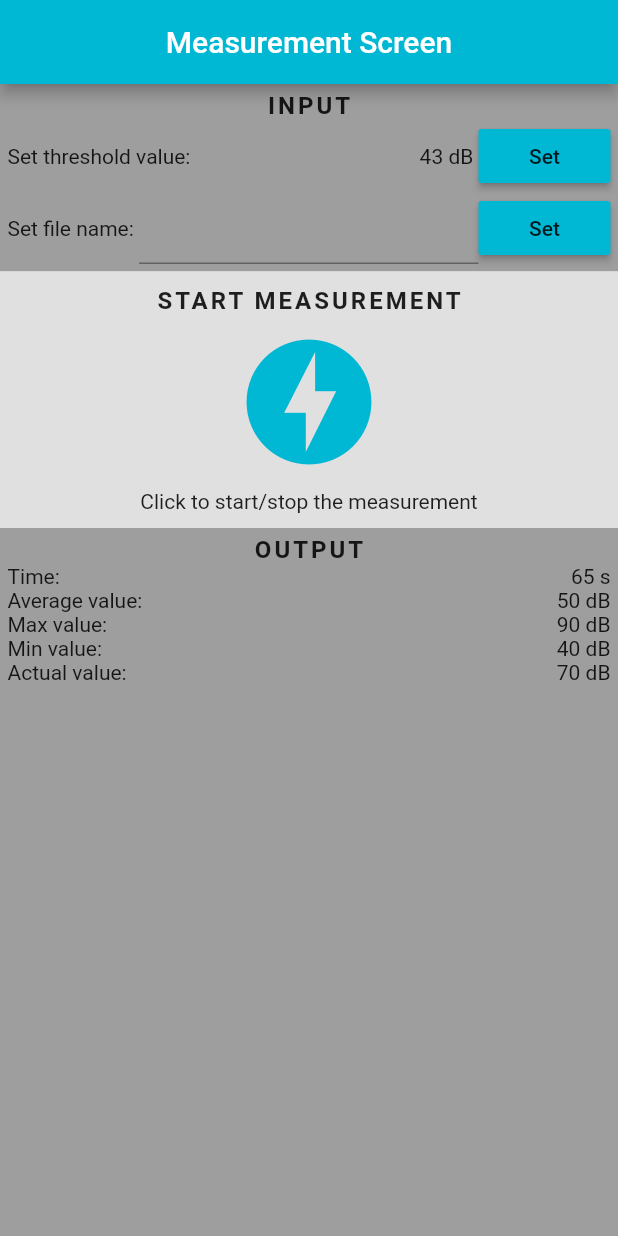
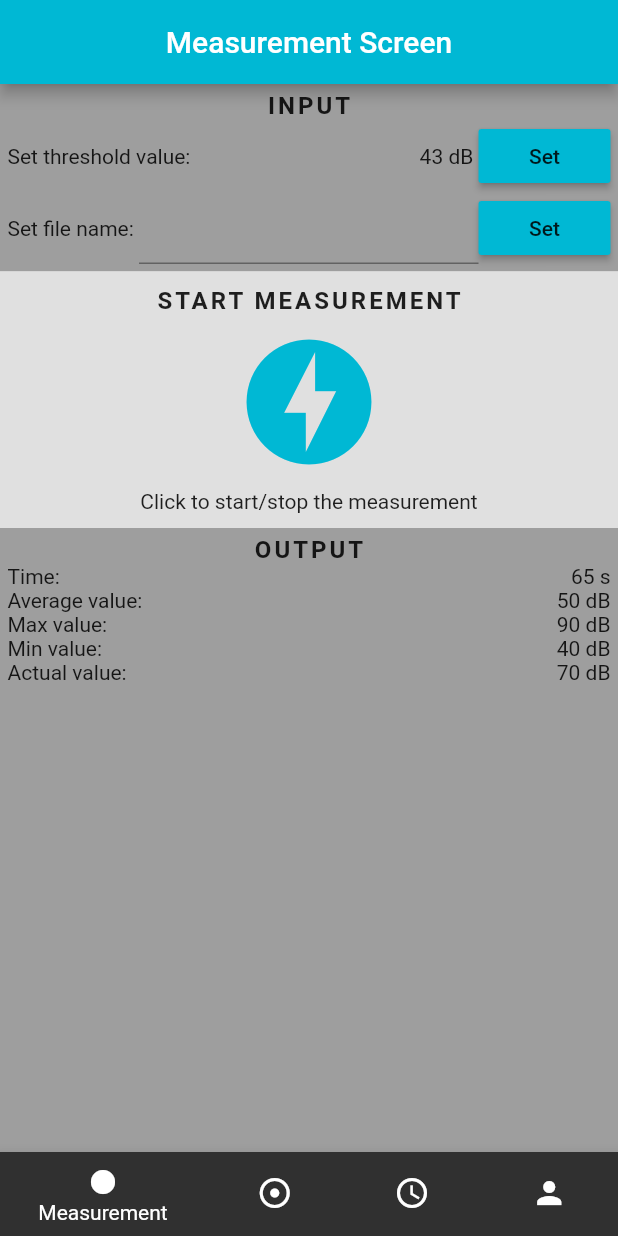
Before and after one commit to AMoll1/soundgod, a Flutter app: the screen it shows after launch, on a phone screen of 412 x 824 dp. Run offline on Flutter 3.47's test engine with Material 2 defaults, Android fonts, the phone set to English and light mode, and no system bars.

Commit message:
Initial Version

```diff
--- a/lib/main.dart
+++ b/lib/main.dart
@@ -222,7 +222,33 @@ class _HomeMeasurementState extends State<HomeMeasurement> {
           ),
         ],
       ),
+      bottomNavigationBar: BottomNavigationBar(
+          currentIndex: 0,
 
+          items: [
+            BottomNavigationBarItem(
+              icon: Icon(Icons.fiber_manual_record),
+              title: Text('Measurement'),
+              backgroundColor: Colors.grey[850],
+
+            ),
+            BottomNavigationBarItem(
+              icon: Icon(Icons.adjust),
+              title: Text('Kalibrieren'),
+              backgroundColor: Colors.grey[850],
+            ),
+            BottomNavigationBarItem(
+              icon: Icon(Icons.access_time),
+              title: Text('History'),
+              backgroundColor: Colors.grey[850],
+            ),
+            BottomNavigationBarItem(
+              icon: Icon(Icons.person),
+              title: Text('About'),
+              backgroundColor: Colors.grey[850],
+            ),
+          ]
+      ),
 
     );
   }
```
Also changed, not shown: lib/about.dart (+26 -0 lines), lib/details.dart (renamed from lib/detailview.dart), old/oldmain.dart (renamed from lib/oldmain.dart).
